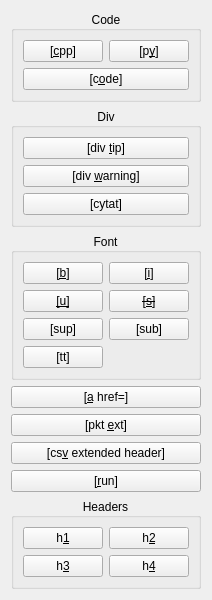
Qt form ui/stctagsbuttons.ui (baziorek/STC_editor) before a commit.
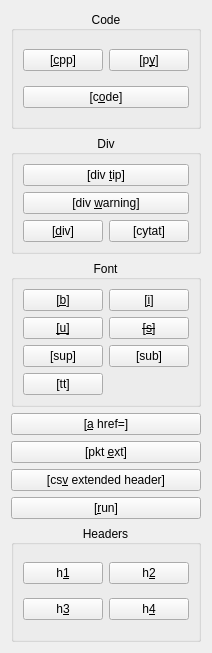
The same form after that commit. Icons and pictures are not drawn.

Commit message: Added handler for normal div

What changed in the file:
```diff
--- a/ui/stctagsbuttons.ui
+++ b/ui/stctagsbuttons.ui
@@ -7,7 +7,7 @@
     <x>0</x>
     <y>0</y>
     <width>208</width>
-    <height>574</height>
+    <height>653</height>
    </rect>
   </property>
   <property name="windowTitle">
@@ -141,28 +141,35 @@
      <property name="alignment">
       <set>Qt::AlignmentFlag::AlignCenter</set>
      </property>
-     <layout class="QVBoxLayout" name="verticalLayout_2">
-      <item>
-       <widget class="QPushButton" name="button_div_tip">
-        <property name="text">
-         <string>[div &amp;tip]</string>
-        </property>
-       </widget>
-      </item>
-      <item>
-       <widget class="QPushButton" name="button_div_warning">
-        <property name="text">
-         <string>[div &amp;warning]</string>
-        </property>
-       </widget>
-      </item>
-      <item>
+     <layout class="QGridLayout" name="gridLayout_5">
+      <item row="2" column="1">
        <widget class="QPushButton" name="button_cytat">
         <property name="text">
          <string>[cytat]</string>
         </property>
        </widget>
       </item>
+      <item row="2" column="0">
+       <widget class="QPushButton" name="button_div">
+        <property name="text">
+         <string>[&amp;div]</string>
+        </property>
+       </widget>
+      </item>
+      <item row="1" column="0" colspan="2">
+       <widget class="QPushButton" name="button_div_warning">
+        <property name="text">
+         <string>[div &amp;warning]</string>
+        </property>
+       </widget>
+      </item>
+      <item row="0" column="0" colspan="2">
+       <widget class="QPushButton" name="button_div_tip">
+        <property name="text">
+         <string>[div &amp;tip]</string>
+        </property>
+       </widget>
+      </item>
      </layout>
     </widget>
    </item>
```
Left out of the diff: 29 changed lines with no effect on the pictures. The commit also changes 2 other files.
